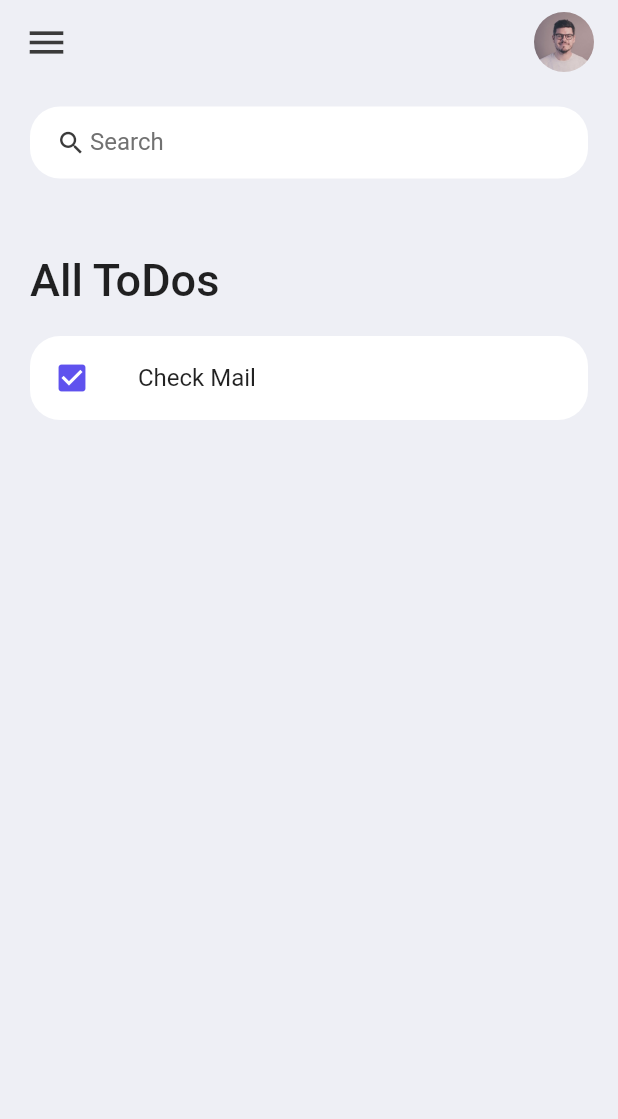
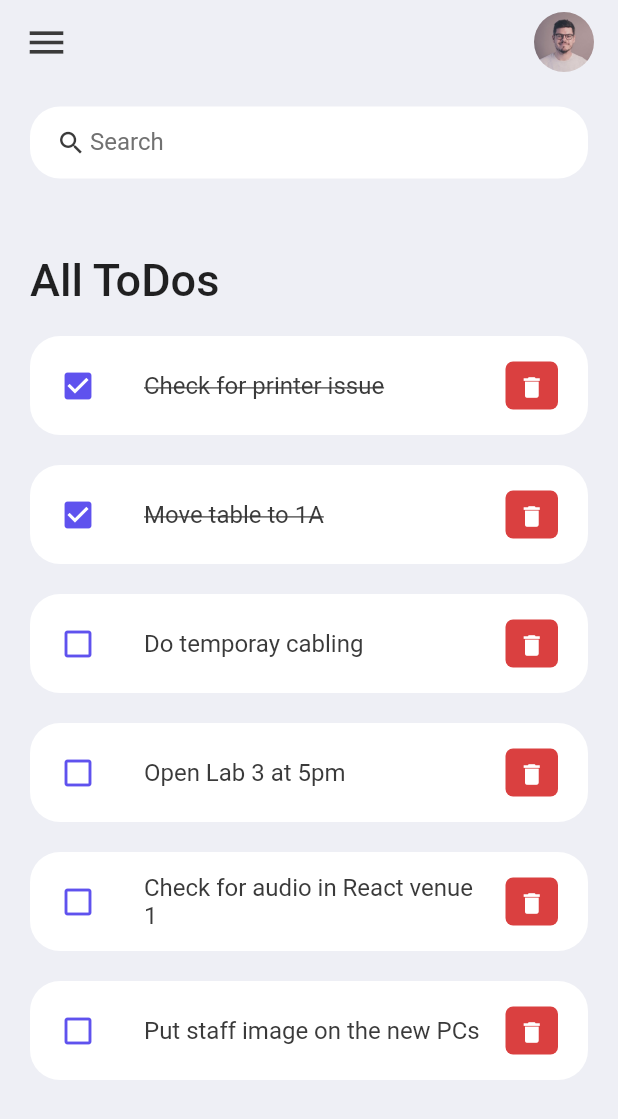
Before and after one commit to farhaankhan137/todoApp, a Flutter app: the screen it shows after launch, on a phone screen of 412 x 824 dp. Shown: the top 1119 px of the screen. Run offline on Flutter 3.47's test engine with Material 2 defaults, Android fonts, the phone set to English and light mode, and no system bars.

Commit message:
basic functionalities of todo tile is added

```diff
--- /dev/null
+++ b/lib/model/todo.dart
@@ -0,0 +1,34 @@
+class ToDo {
+  String? id;
+  String? todoText;
+  bool isDone;
+
+  ToDo({
+    required this.id,
+    required this.todoText,
+    this.isDone = false,
+  });
+
+  static List<ToDo> todoList() {
+    return [
+      ToDo(id: '01', todoText: 'Check for printer issue', isDone: true),
+      ToDo(id: '02', todoText: 'Move table to 1A', isDone: true),
+      ToDo(
+        id: '03',
+        todoText: 'Do temporay cabling',
+      ),
+      ToDo(
+        id: '04',
+        todoText: 'Open Lab 3 at 5pm',
+      ),
+      ToDo(
+        id: '05',
+        todoText: 'Check for audio in React venue 1',
+      ),
+      ToDo(
+        id: '06',
+        todoText: 'Put staff image on the new PCs',
+      ),
+    ];
+  }
+}
--- a/lib/screens/home.dart
+++ b/lib/screens/home.dart
@@ -1,9 +1,13 @@
 import 'package:flutter/material.dart';
+
+import '../model/todo.dart';
 import '../constants/colors.dart';
 import '../widgets/todo_item.dart';
 
 class Home extends StatelessWidget {
-  const Home({Key? key}) : super(key: key);
+  Home({Key? key}) : super(key: key);
+
+  final todosList = ToDo.todoList();
 
   @override
   Widget build(BuildContext context) {
@@ -31,7 +35,10 @@ class Home extends StatelessWidget {
                       ),
                     ),
                   ),
-                  ToDoItem()
+                  for (ToDo todo in todosList)
+                    ToDoItem(
+                      todo: todo,
+                    ),
                 ],
               ),
             )
--- a/lib/widgets/todo_item.dart
+++ b/lib/widgets/todo_item.dart
@@ -1,20 +1,56 @@
 import 'package:flutter/material.dart';
+import '../model/todo.dart';
+
 import '../constants/colors.dart';
 
 class ToDoItem extends StatelessWidget {
-  const ToDoItem({super.key});
+  final ToDo todo;
+
+  const ToDoItem({Key? key, required this.todo}) : super(key: key);
 
   @override
   Widget build(BuildContext context) {
     return Container(
+      margin: EdgeInsets.only(bottom: 20),
       child: ListTile(
-        onTap: () {},
+        onTap: () {
+          print('Clicked on tile');
+        },
         shape: RoundedRectangleBorder(
           borderRadius: BorderRadius.circular(20),
         ),
+        contentPadding: EdgeInsets.symmetric(horizontal: 20, vertical: 5),
         tileColor: Colors.white,
-        leading: Icon(Icons.check_box, color: tdBlue),
-        title: Text('Check Mail'),
+        leading: Icon(
+            todo.isDone
+                ? Icons.check_box
+                : Icons.check_box_outline_blank_outlined,
+            color: tdBlue),
+        title: Text(
+          todo.todoText!,
+          style: TextStyle(
+              fontSize: 16,
+              color: tdBlack,
+              decoration: todo.isDone ? TextDecoration.lineThrough : null),
+        ),
+        trailing: Container(
+          padding: EdgeInsets.all(0),
+          margin: EdgeInsets.symmetric(vertical: 12),
+          height: 35,
+          width: 35,
+          decoration: BoxDecoration(
+            color: tdRed,
+            borderRadius: BorderRadius.circular(5),
+          ),
+          child: IconButton(
+            color: Colors.white,
+            iconSize: 18,
+            icon: Icon(Icons.delete),
+            onPressed: () {
+              print('Clicked on delete');
+            },
+          ),
+        ),
       ),
     );
   }
```
